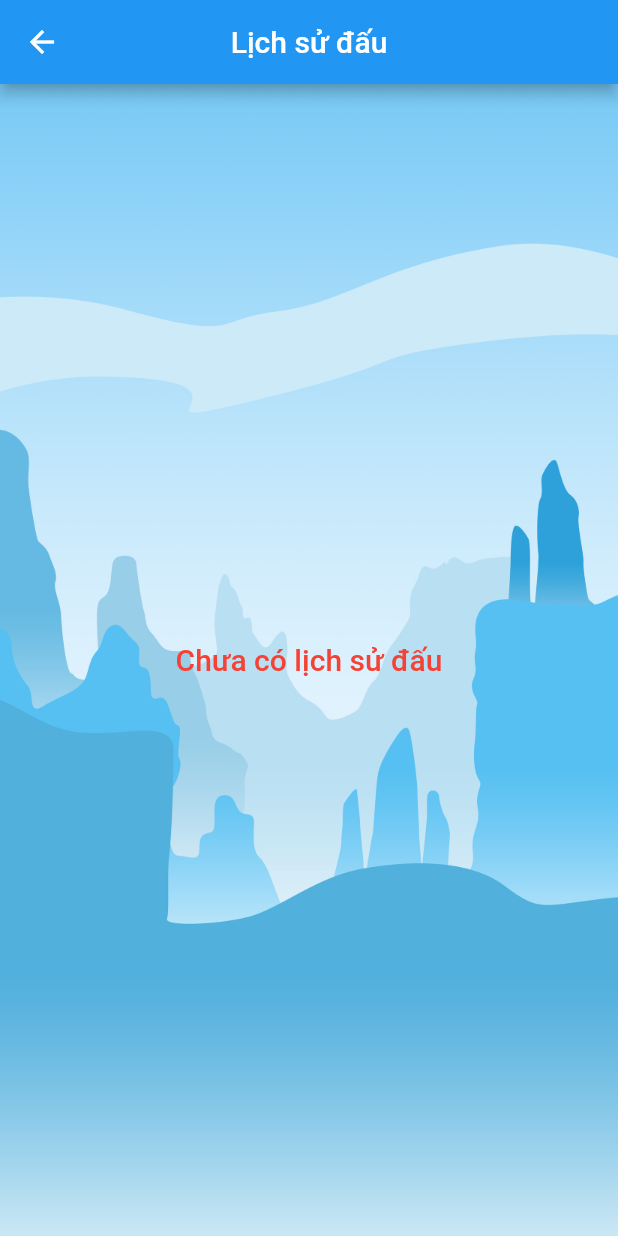
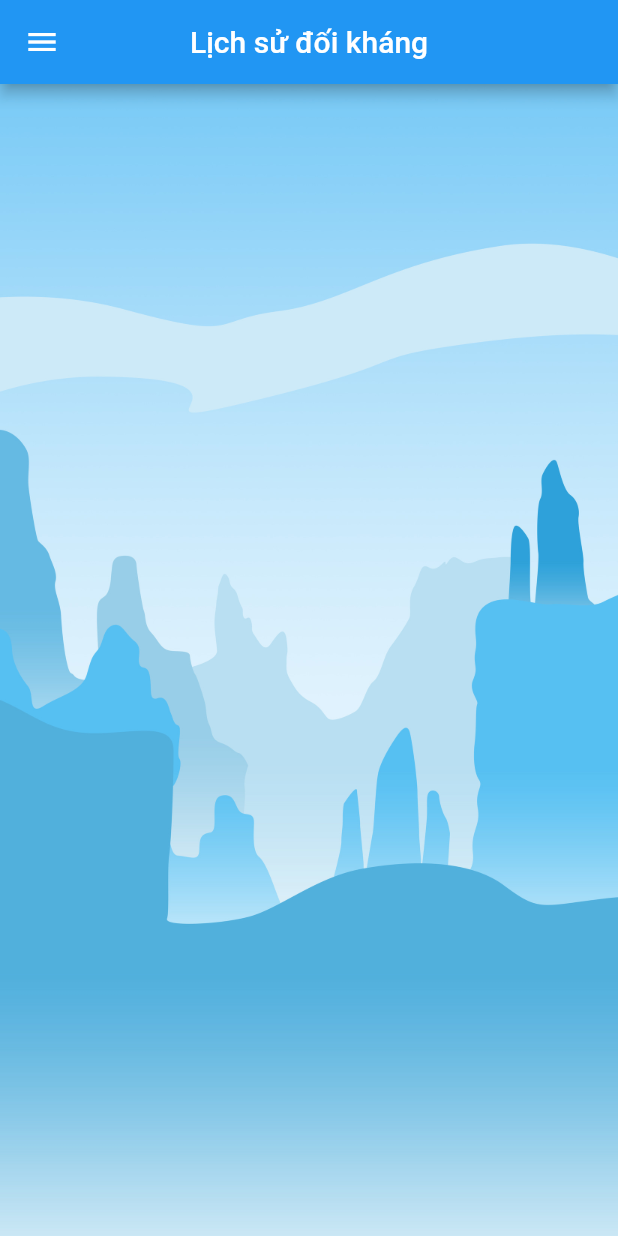
Before and after one commit to zCoLz/Col, a Flutter app: the History screen opened directly, on a phone screen of 412 x 824 dp. Run offline on Flutter 3.47's test engine with Material 2 defaults, Android fonts, the phone set to English and light mode, and no system bars; our stand-ins replace cloud_firestore, firebase_auth, firebase_core; missing offline and left inert: bottom_drawer; accounts and stored records are empty.

Commit message:
new update

```diff
--- a/lib/components/home_page.dart
+++ b/lib/components/home_page.dart
@@ -67,7 +67,7 @@ class _HomePageState extends State<HomePage> {
                     padding: const EdgeInsets.fromLTRB(10, 10, 0, 0),
                     child: Row(
                       children: [
-                        Icon(
+                        const Icon(
                           Icons.energy_savings_leaf,
                           size: 35,
                           color: Colors.green,
@@ -80,7 +80,7 @@ class _HomePageState extends State<HomePage> {
                                 padding: const EdgeInsets.fromLTRB(0, 0, 10, 0),
                                 child: Row(
                                   children: [
-                                    Icon(
+                                    const Icon(
                                       Icons.diamond,
                                       size: 30,
                                       color: Colors.red,
@@ -88,7 +88,7 @@ class _HomePageState extends State<HomePage> {
                                     Text(
                                      // _login.email.toString(),
                                       snapshot.data!.docs[0]['coins'].toString(),
-                                      style: TextStyle(
+                                      style: const TextStyle(
                                           fontSize: 18,
                                           fontWeight: FontWeight.bold),
                                     ),
--- a/lib/screens/TabBar/history.dart
+++ b/lib/screens/TabBar/history.dart
@@ -1,9 +1,10 @@
+import 'dart:math';
+
 import 'package:cloud_firestore/cloud_firestore.dart';
 import 'package:firebase_auth/firebase_auth.dart';
 import 'package:flutter/material.dart';
 import 'package:home_page/components/Layout.dart';
 import 'package:home_page/screens/Drawer/form_drawer.dart';
-import 'package:home_page/screens/GamePlay/battleResult_2.dart';
 import 'package:home_page/screens/TabBar/battleHistory.dart';
 
 class History extends StatefulWidget {
@@ -16,57 +17,51 @@ class History extends StatefulWidget {
 class _HistoryState extends State<History> {
   final _auth = FirebaseAuth.instance;
   final _fireStore =FirebaseFirestore.instance;
+  List<int> lst =[];
   int len =0;
   String battle='';
   Color colors = Colors.red;
   @override
   Widget build(BuildContext context) {
-    var data =_fireStore.collection('battleHistoreis')
-          .where('player_1.email',isEqualTo: _auth.currentUser!.email)
-          .orderBy('created',descending: true)
-          .firestore.collection('battleHistoreis')
-          .where('player_2.email',isEqualTo: _auth.currentUser!.email)
+    var data =_fireStore.collection('battleHistoreis')//'player_1.email')
+          //.where('player_2.email',isEqualTo: _auth.currentUser!.email)
           .orderBy('created',descending: true)
           .snapshots();
     return StreamBuilder(
       stream: data,
       builder: (context, snapshot) {
         try{
-          if(snapshot.data!.docs.isEmpty){
-            return Scaffold(
-          appBar: AppBar(
-            centerTitle: true,
-            title: const Text("Lịch sử đấu"),
-            /* actions: [
-              IconButton(onPressed: (() {}), icon: Icon(Icons.power_settings_new)),
-            ], */
-          ),body: Container(
-            decoration: Layout().background_image,
-            child: const Center(child: Text('Chưa có lịch sử đấu',
-              style: TextStyle(fontWeight: FontWeight.w500,color: Colors.red,fontSize: 20),),)));
+          var user = snapshot.data!.docs;
+          lst.clear();
+          for(int i=0;i<user.length;i++){
+            if(lst.length==20) break;
+            if(user[i]['player_1.email'] == _auth.currentUser!.email ||
+                    user[i]['player_2.email'] == _auth.currentUser!.email){
+                      lst.add(i);
+                    }
           }
-        else{
         return Scaffold(
           appBar: AppBar(
             centerTitle: true,
-            title: Text(""),
+            title: Text("Lịch sử đối kháng"),
            /*  actions: [
               IconButton(onPressed: (() {}), icon: Icon(Icons.power_settings_new)),
             ], */
           ),
-          drawer: PageDrawer(),
+          drawer: const PageDrawer(),
 
           body: Container(
-            padding: EdgeInsets.only(top: 20),
+            padding: const EdgeInsets.only(top: 20),
             decoration: Layout().background_image,
             child: ListView.builder(
-                  itemCount: snapshot.data!.docs.length,
+                  itemCount: lst.length,
                   itemBuilder: (context, index) {
+                    int i =lst[index];
                     int result=0;
-                    if(snapshot.data!.docs[index]['player_1.email']==_auth.currentUser!.email){
-                        result = snapshot.data!.docs[index]['player_1.result'];
+                    if(user[i]['player_1.email']==_auth.currentUser!.email){
+                        result = user[i]['player_1.result'];
                      }else{
-                        result = snapshot.data!.docs[index]['player_2.result'];
+                        result = user[i]['player_2.result'];
                      }
                      if (result == 1) {
                           colors = Colors.blue;
@@ -88,20 +83,18 @@ class _HistoryState extends State<History> {
                         padding: EdgeInsets.only(right: 0),
                         child: Icon(Icons.account_circle_rounded,size: 50,color: Colors.black, ),
                       ),
-                      subtitle: Text(snapshot.data!.docs[index]['created'].toString().substring(0,19)),
+                      subtitle: Text(user[i]['created'].toString().substring(0,19)),
                       trailing: IconButton(
                           onPressed: () {
-                            Navigator.push(context, MaterialPageRoute(builder: ((context) => BattleHistory())));
+                            Navigator.push(context, MaterialPageRoute(builder: ((context) => BattleHistory(id: user[i]['id'],))));
                           }, icon: const Icon(Icons.arrow_forward,color: Colors.black))),
                 ),
               );
-            ;
-      }
-    )
+      }//
+    )//
     ));
-    }
     }catch(e){
-      return Text(e.toString());
+      return Center(child: Text('Có lỗi xảy ra'),);
     }
     }
     );
```
Also changed, not shown: lib/screens/Drawer/form_drawer.dart (+7 -4 lines), lib/screens/TabBar/battleHistory.dart (+31 -15 lines).
